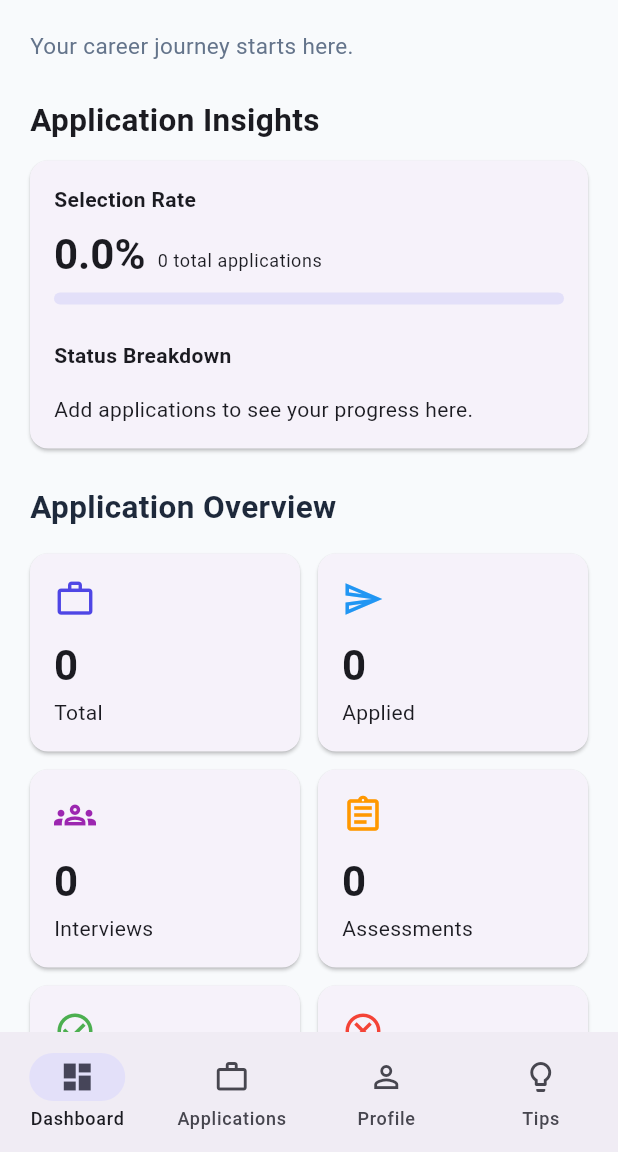
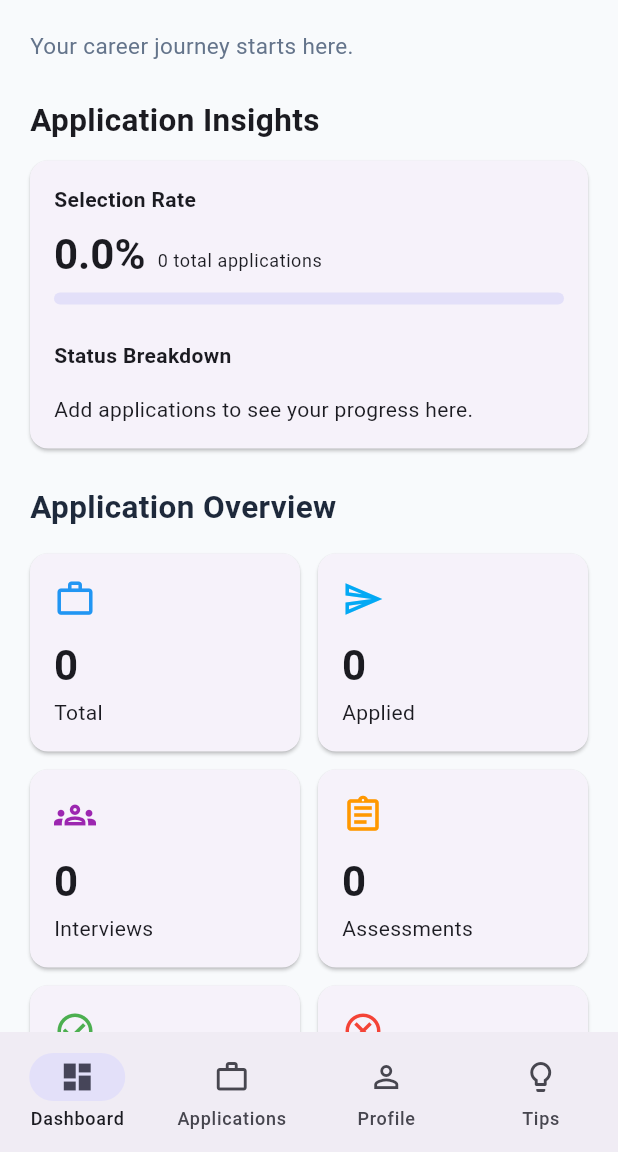
Before and after one commit to thagaramvamshi/internship_tracker, a Flutter app: the screen it shows after launch, on a phone screen of 412 x 824 dp, the part 84-1236 px from its top. Run offline on Flutter 3.47's test engine with Material 3 defaults, Android fonts, the phone set to English and light mode, and no system bars; our stand-ins replace shared_preferences; network calls fail.

Commit message:
Added staggered animations to dashboard statistics

```diff
--- a/lib/screens/dashboard_screen.dart
+++ b/lib/screens/dashboard_screen.dart
@@ -232,9 +232,10 @@ final statusBreakdown = <Map<String, dynamic>>[
                       width: cardWidth,
                       child: StatCard(
                         title: 'Total',
-                        count: provider.totalCount,
+                        count: totalApplications,
                         icon: Icons.work_outline,
-                        color: const Color(0xFF4F46E5),
+                        color: Colors.blue,
+                        animationDelay: 0,
                       ),
                     ),
                     SizedBox(
@@ -243,7 +244,8 @@ final statusBreakdown = <Map<String, dynamic>>[
                         title: 'Applied',
                         count: provider.appliedCount,
                         icon: Icons.send_outlined,
-                        color: Colors.blue,
+                        color: Colors.lightBlue,
+                        animationDelay: 600,
                       ),
                     ),
                     SizedBox(
@@ -253,6 +255,7 @@ final statusBreakdown = <Map<String, dynamic>>[
                         count: provider.interviewCount,
                         icon: Icons.groups_outlined,
                         color: Colors.purple,
+                        animationDelay: 1200,
                       ),
                     ),
                     SizedBox(
@@ -262,6 +265,7 @@ final statusBreakdown = <Map<String, dynamic>>[
                         count: provider.assessmentCount,
                         icon: Icons.assignment_outlined,
                         color: Colors.orange,
+                        animationDelay: 1800,
                       ),
                     ),
                     SizedBox(
@@ -271,6 +275,7 @@ final statusBreakdown = <Map<String, dynamic>>[
                         count: provider.selectedCount,
                         icon: Icons.check_circle_outline,
                         color: Colors.green,
+                        animationDelay: 2400,
                       ),
                     ),
                     SizedBox(
@@ -280,6 +285,7 @@ final statusBreakdown = <Map<String, dynamic>>[
                         count: provider.rejectedCount,
                         icon: Icons.cancel_outlined,
                         color: Colors.red,
+                        animationDelay: 3000,
                       ),
                     ),
                   ],
--- a/lib/widgets/stat_card.dart
+++ b/lib/widgets/stat_card.dart
@@ -1,11 +1,14 @@
+
+import 'dart:async';
 
 import 'package:flutter/material.dart';
 
-class StatCard extends StatelessWidget {
+class StatCard extends StatefulWidget {
   final String title;
   final int count;
   final IconData icon;
   final Color color;
+  final int animationDelay;
 
   const StatCard({
     super.key,
@@ -13,33 +16,131 @@ class StatCard extends StatelessWidget {
     required this.count,
     required this.icon,
     required this.color,
+    this.animationDelay = 0,
   });
 
   @override
+  State<StatCard> createState() => _StatCardState();
+}
+
+class _StatCardState extends State<StatCard>
+    with SingleTickerProviderStateMixin {
+  late final AnimationController _controller;
+  late final Animation<double> _fadeAnimation;
+  late final Animation<Offset> _slideAnimation;
+  late Animation<double> _countAnimation;
+
+  Timer? _animationTimer;
+
+  @override
+  void initState() {
+    super.initState();
+
+    _controller = AnimationController(
+      vsync: this,
+      duration: const Duration(milliseconds: 700),
+    );
+
+    _fadeAnimation = CurvedAnimation(
+      parent: _controller,
+      curve: Curves.easeIn,
+    );
+
+    _slideAnimation = Tween<Offset>(
+      begin: const Offset(0, 0.35),
+      end: Offset.zero,
+    ).animate(
+      CurvedAnimation(
+        parent: _controller,
+        curve: Curves.easeOutCubic,
+      ),
+    );
+
+    _countAnimation = AlwaysStoppedAnimation<double>(
+      widget.count.toDouble(),
+    );
+
+    _animationTimer = Timer(
+      Duration(milliseconds: widget.animationDelay),
+      () {
+        if (mounted) {
+          _controller.forward();
+        }
+      },
+    );
+  }
+
+  @override
+  void didUpdateWidget(covariant StatCard oldWidget) {
+    super.didUpdateWidget(oldWidget);
+
+    if (oldWidget.count != widget.count) {
+      _countAnimation = Tween<double>(
+        begin: oldWidget.count.toDouble(),
+        end: widget.count.toDouble(),
+      ).animate(
+        CurvedAnimation(
+          parent: _controller,
+          curve: Curves.easeOutCubic,
+        ),
+      );
+
+      _controller
+        ..reset()
+        ..forward();
+    }
+  }
+
+  @override
+  void dispose() {
+    _animationTimer?.cancel();
+    _controller.dispose();
+    super.dispose();
+  }
+
+  @override
   Widget build(BuildContext context) {
-    return Card(
+    return FadeTransition(
+      opacity: _fadeAnimation,
+      child: SlideTransition(
+        position: _slideAnimation,
+        child: Card(
           child: Padding(
             padding: const EdgeInsets.all(16),
             child: Column(
               crossAxisAlignment: CrossAxisAlignment.start,
               mainAxisSize: MainAxisSize.min,
               children: [
-            Icon(icon, color: color, size: 28),
+                Icon(
+                  widget.icon,
+                  color: widget.color,
+                  size: 28,
+                ),
                 const SizedBox(height: 12),
-            Text(
-              count.toString(),
-              style: Theme.of(context).textTheme.headlineMedium?.copyWith(
+                AnimatedBuilder(
+                  animation: _countAnimation,
+                  builder: (context, child) {
+                    return Text(
+                      _countAnimation.value.round().toString(),
+                      style: Theme.of(context)
+                          .textTheme
+                          .headlineMedium
+                          ?.copyWith(
                             fontWeight: FontWeight.bold,
                           ),
+                    );
+                  },
                 ),
                 const SizedBox(height: 4),
                 Text(
-              title,
+                  widget.title,
                   style: Theme.of(context).textTheme.bodyMedium,
                 ),
               ],
             ),
           ),
+        ),
+      ),
     );
   }
 }
```
Lines whose indentation alone changed are shown as unchanged.
